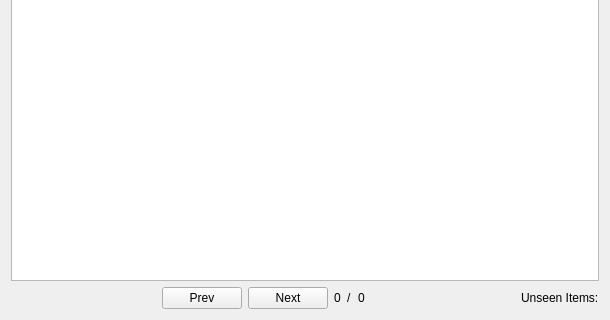
First picture: the form in ui/LobbyistWindow.ui, repository dmzdev/stance, before the edit; both pictures show x 0 to 610 and y 344 to 664 of the 610 by 664 pixel window.
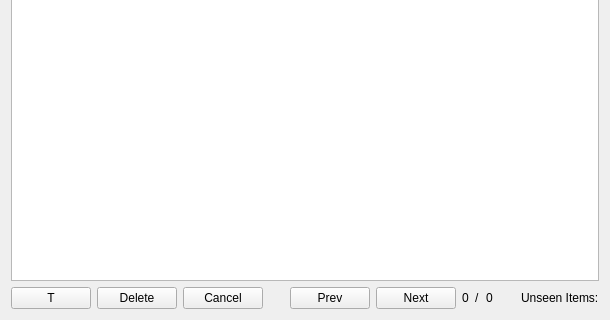
Second picture: the form after the edit.

Commit message: - Moved CSS button styles to stance const - Began integrating the media types with the new pdfType view

The edit to the form file:
```diff
--- a/ui/LobbyistWindow.ui
+++ b/ui/LobbyistWindow.ui
@@ -101,6 +101,27 @@
     <layout class="QVBoxLayout" name="verticalLayout_2">
      <item>
       <layout class="QHBoxLayout" name="horizontalLayout_2">
+       <item>
+        <widget class="QPushButton" name="tagButton">
+         <property name="text">
+          <string>T</string>
+         </property>
+        </widget>
+       </item>
+       <item>
+        <widget class="QPushButton" name="deleteButton">
+         <property name="text">
+          <string>Delete</string>
+         </property>
+        </widget>
+       </item>
+       <item>
+        <widget class="QPushButton" name="cancelButton">
+         <property name="text">
+          <string>Cancel</string>
+         </property>
+        </widget>
+       </item>
        <item>
         <spacer name="horizontalSpacer_4">
          <property name="orientation">
```
The commit also changes 6 other files.
